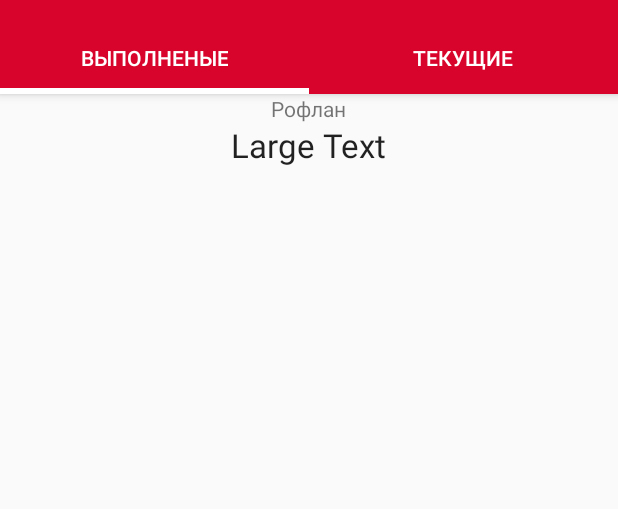
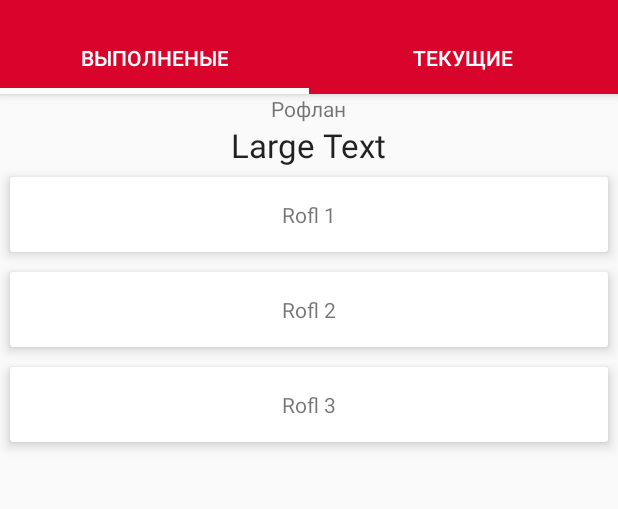
Before and after one commit to DaffPunks/Hackathon, an Android app: the ChallengesFragment screen opened directly, with no data from a screen before it, on a phone screen of 412 x 824 dp, the part 62-571 px from its top. Run offline under Robolectric (Android 15) with nearby library versions, the phone set to English and light mode, and no system bars; our stand-ins replace ButterKnife; libraries missing offline, so code that uses them is left out: com.mikepenz.materialdrawer, com.vk.sdk; 5 statements that could not run were skipped.

```diff
--- a/app/build.gradle
+++ b/app/build.gradle
@@ -28,7 +28,7 @@ dependencies {
     compile 'com.android.support:recyclerview-v7:24.2.1'
     compile 'com.android.support:gridlayout-v7:24.2.1'
     compile 'com.android.support:design:24.2.1'
-    compile('com.mikepenz:materialdrawer:4.6.4@aar') {
+    compile('com.mikepenz:materialdrawer:5.7.0@aar') {
         transitive = true
     }
     compile 'com.jakewharton:butterknife:7.0.1'
--- a/app/src/main/AndroidManifest.xml
+++ b/app/src/main/AndroidManifest.xml
@@ -29,7 +29,6 @@
         <activity
             android:name=".Activity.LoginActivity"
             android:theme="@style/LoginScreen"/>
-        <activity android:name=".Activity.ProfileActivity"/>
     </application>
 
 </manifest>
--- a/app/src/main/java/com/kekaton/hackathon/Adapters/RVAdapter.java
+++ b/app/src/main/java/com/kekaton/hackathon/Adapters/RVAdapter.java
@@ -4,15 +4,17 @@ import android.support.v7.widget.RecyclerView;
 import android.view.LayoutInflater;
 import android.view.View;
 import android.view.ViewGroup;
+import android.widget.TextView;
 
 import com.kekaton.hackathon.R;
 
 import java.util.List;
 
 public class RVAdapter extends RecyclerView.Adapter<RVAdapter.PersonViewHolder> {
-    List<String> list;
+    private List<String> list;
+
     public RVAdapter(List<String> persons){
-        this.list = list;
+        this.list = persons;
     }
 
     @Override
@@ -24,7 +26,7 @@ public class RVAdapter extends RecyclerView.Adapter<RVAdapter.PersonViewHolder>
 
     @Override
     public void onBindViewHolder(PersonViewHolder holder, int position) {
-
+        holder.textView.setText(list.get(position));
     }
 
     @Override
@@ -33,8 +35,10 @@ public class RVAdapter extends RecyclerView.Adapter<RVAdapter.PersonViewHolder>
     }
 
     public static class PersonViewHolder extends RecyclerView.ViewHolder {
+        TextView textView;
         PersonViewHolder(View itemView) {
             super(itemView);
+            textView = (TextView) itemView.findViewById(R.id.textView4);
         }
 
     }
--- a/app/src/main/java/com/kekaton/hackathon/Fragments/ChallengesFragment.java
+++ b/app/src/main/java/com/kekaton/hackathon/Fragments/ChallengesFragment.java
@@ -8,6 +8,7 @@ import android.view.View;
 import android.view.ViewGroup;
 import android.widget.TextView;
 
+import com.kekaton.hackathon.API.VKApiCall;
 import com.kekaton.hackathon.Adapters.RVAdapter;
 import com.kekaton.hackathon.R;
 import com.vk.sdk.api.VKApi;
@@ -60,28 +61,6 @@ public class ChallengesFragment extends BaseFragment {
         View view = inflater.inflate(R.layout.challenges_fragment, container, false);
         ButterKnife.bind(this, view);
 
-        VKRequest request = VKApi.users().get(VKParameters.from(VKApiConst.FIELDS,
-                "id,first_name,last_name,sex,bdate,city,country,photo_50,photo_100," +
-                        "photo_200_orig,photo_200,photo_400_orig,photo_max,photo_max_orig,online," +
-                        "online_mobile,lists,domain,has_mobile,contacts,connections,site,education," +
-                        "universities,schools,can_post,can_see_all_posts,can_see_audio,can_write_private_message," +
-                        "status,last_seen,common_count,relation,relatives,counters"));
-        request.secure = false;
-        request.useSystemLanguage = false;
-
-        Long requestId = request.registerObject();
-
-        VKRequest requested = null;
-
-        requested = VKRequest.getRegisteredRequest(requestId);
-        requested.executeWithListener(mRequestListener);
-
-        //if(isCompleted){
-        //    textView.setText("Тут выполненные");
-        //} else {
-        //    textView.setText("Тут текущие");
-        //}
-
         LinearLayoutManager llm = new LinearLayoutManager(getContext());
         recyclerView.setLayoutManager(llm);
 
@@ -96,39 +75,5 @@ public class ChallengesFragment extends BaseFragment {
         return view;
     }
 
-    VKRequest.VKRequestListener mRequestListener = new VKRequest.VKRequestListener() {
-        @Override
-        public void onComplete(VKResponse response) {
-
-            String first_name = "No";
-            String last_name = "Name";
-            try {
-                JSONObject jsonResponse = response.json.getJSONObject("response");
-                first_name = jsonResponse.getString("first_name");
-                last_name = jsonResponse.getString("last_name");
-
-            } catch (JSONException e) {
-                e.printStackTrace();
-            }
-
-            textView.setText("Welcome " + first_name + " " + last_name);
-
-        }
-
-        @Override
-        public void onError(VKError error) {
-            textView.setText(error.toString());
-        }
-
-        @Override
-        public void onProgress(VKRequest.VKProgressType progressType, long bytesLoaded,
-                               long bytesTotal) {
-            // you can show progress of the request if you want
-        }
-
-        @Override
-        public void attemptFailed(VKRequest request, int attemptNumber, int totalAttempts) {
-        }
-    };
 
 }
--- a/app/src/main/java/com/kekaton/hackathon/MainActivity.java
+++ b/app/src/main/java/com/kekaton/hackathon/MainActivity.java
@@ -1,8 +1,8 @@
 package com.kekaton.hackathon;
 
 import android.app.Activity;
-import android.content.Context;
 import android.content.Intent;
+import android.content.SharedPreferences;
 import android.os.Bundle;
 import android.support.v4.app.FragmentManager;
 import android.support.v4.widget.DrawerLayout;
@@ -13,7 +13,6 @@ import android.view.View;
 import android.widget.Toast;
 
 import com.kekaton.hackathon.Activity.LoginActivity;
-import com.kekaton.hackathon.Activity.ProfileActivity;
 import com.kekaton.hackathon.Fragments.MainFragment;
 import com.kekaton.hackathon.Fragments.ProfileFragment;
 import com.mikepenz.materialdrawer.AccountHeader;
@@ -23,22 +22,24 @@ import com.mikepenz.materialdrawer.DrawerBuilder;
 import com.mikepenz.materialdrawer.model.PrimaryDrawerItem;
 import com.mikepenz.materialdrawer.model.ProfileDrawerItem;
 import com.mikepenz.materialdrawer.model.interfaces.IDrawerItem;
-import com.mikepenz.materialdrawer.model.interfaces.IProfile;
 import com.vk.sdk.VKSdk;
 
 public class MainActivity extends AppCompatActivity {
 
-    private static final int FIRST_ID = 1;
-    private static final int SECOND_ID = 2;
+    private static final int PROFILE_ID = 1;
+    private static final int FEED_ID = 2;
+    private static final int EXIT_ID = 0;
 
     FragmentManager fragmentManager;
     SmoothActionBarDrawerToggle mDrawerToggle;
     DrawerLayout mDrawerLayout;
 
-    AppCompatActivity activity;
-
     private Drawer mDrawer;
     private AccountHeader mHeader;
+
+    private String firstName;
+    private String lastName;
+    private String sex;
 
     public void openDrawer() {
         mDrawer.openDrawer();
@@ -53,8 +54,6 @@ public class MainActivity extends AppCompatActivity {
         super.onCreate(savedInstanceState);
         setContentView(R.layout.activity_main);
 
-        activity = this;
-
         fragmentManager = getSupportFragmentManager();
 
         if (savedInstanceState == null) {
@@ -64,6 +63,7 @@ public class MainActivity extends AppCompatActivity {
                     .commit();
         }
 
+        loadName();
         handleDrawer(savedInstanceState);
     }
 
@@ -74,8 +74,9 @@ public class MainActivity extends AppCompatActivity {
                 .withActivity(activity)
                 .withHeaderBackground(R.drawable.bg)
                 .addProfiles(
-                        new ProfileDrawerItem().withName("Aleksandr Daff")
+                        new ProfileDrawerItem().withName(firstName + " " + lastName)
                 )
+                .withSelectionListEnabled(false)
                 .build();
 
         // Setup drawer
@@ -84,21 +85,21 @@ public class MainActivity extends AppCompatActivity {
                 .withAccountHeader(mHeader)
                 .addDrawerItems(
                         new PrimaryDrawerItem().withName("Профиль")
-                                .withIcon(R.drawable.ic_star_circle_black_24dp).withIconTintingEnabled(true).withIdentifier(FIRST_ID),
+                                .withIcon(R.drawable.ic_star_circle_black_24dp).withIconTintingEnabled(true).withIdentifier(PROFILE_ID),
 
-                        new PrimaryDrawerItem().withName("Бибан")
-                                .withIcon(R.drawable.ic_newspaper_black_24dp).withIconTintingEnabled(true).withIdentifier(SECOND_ID),
+                        new PrimaryDrawerItem().withName("Лента")
+                                .withIcon(R.drawable.ic_newspaper_black_24dp).withIconTintingEnabled(true).withIdentifier(FEED_ID),
 
                         new PrimaryDrawerItem().withName("Выйти")
-                                .withIcon(R.drawable.ic_checkbox_blank_circle_black_24dp).withIconTintingEnabled(true).withIdentifier(3)
+                                .withIcon(R.drawable.ic_checkbox_blank_circle_black_24dp).withIconTintingEnabled(true).withIdentifier(EXIT_ID)
                 )
                 .withOnDrawerItemClickListener(new Drawer.OnDrawerItemClickListener() {
                     @Override
                     public boolean onItemClick(View view, int position, IDrawerItem drawerItem) {
 
-                        switch (drawerItem.getIdentifier()) {
+                        switch ((int)drawerItem.getIdentifier()) {
                             default:
-                            case FIRST_ID:
+                            case PROFILE_ID:
                                 mDrawerToggle.runWhenIdle(new Runnable() {
                                     @Override
                                     public void run() {
@@ -110,7 +111,7 @@ public class MainActivity extends AppCompatActivity {
                                     }
                                 });
                                 break;
-                            case SECOND_ID:
+                            case FEED_ID:
                                 mDrawerToggle.runWhenIdle(new Runnable() {
                                     @Override
                                     public void run() {
@@ -122,12 +123,12 @@ public class MainActivity extends AppCompatActivity {
                                     }
                                 });
                                 break;
-                            case 3:
+                            case EXIT_ID:
                                 mDrawerToggle.runWhenIdle(new Runnable() {
                                     @Override
                                     public void run() {
                                         VKSdk.logout();
-                                        if(!VKSdk.isLoggedIn()) {
+                                        if (!VKSdk.isLoggedIn()) {
                                             startActivity(new Intent(activity, LoginActivity.class));
                                         } else {
                                             Toast.makeText(activity, "Error", Toast.LENGTH_LONG).show();
@@ -146,8 +147,15 @@ public class MainActivity extends AppCompatActivity {
         mDrawerLayout = mDrawer.getDrawerLayout();
         mDrawerToggle = new SmoothActionBarDrawerToggle(this, mDrawerLayout, null, R.string.drawer_open, R.string.drawer_close);
         mDrawerLayout.addDrawerListener(mDrawerToggle);
-        mDrawer.setSelection(SECOND_ID);
+        mDrawer.setSelection(-1);
 
+    }
+
+    private void loadName() {
+        SharedPreferences sPref = getSharedPreferences("mysettings", MODE_PRIVATE);
+        firstName = sPref.getString("first_name", "mo");
+        lastName = sPref.getString("last_name", "noe");
+        sex = sPref.getString("sex", "x");
     }
 
     private class SmoothActionBarDrawerToggle extends ActionBarDrawerToggle {
--- a/app/src/main/java/com/kekaton/hackathon/SplashActivity.java
+++ b/app/src/main/java/com/kekaton/hackathon/SplashActivity.java
@@ -21,5 +21,6 @@ public class SplashActivity extends AppCompatActivity {
         } else {
             startActivity(new Intent(this, LoginActivity.class));
         }
+        finish();
     }
 }
--- a/app/src/main/res/drawable/splash_screen.xml
+++ b/app/src/main/res/drawable/splash_screen.xml
@@ -5,6 +5,7 @@
         />
     <item>
         <bitmap
+            android:scaleType="centerCrop"
             android:gravity="center"
             android:src="@drawable/logo"/>
 
--- a/app/src/main/res/layout/challenge_view.xml
+++ b/app/src/main/res/layout/challenge_view.xml
@@ -5,7 +5,8 @@
     android:layout_width="match_parent" android:layout_height="wrap_content"
     app:cardElevation="5dp"
     app:layout_collapseParallaxMultiplier="1.0"
-    app:cardCornerRadius="5dp">
+    app:cardCornerRadius="2dp"
+    android:layout_margin="10px">
 
     <RelativeLayout
         android:layout_width="match_parent"
```
Also changed, not shown: app/src/main/java/com/kekaton/hackathon/API/VKApiCall.java (added, +26 -0 lines), app/src/main/java/com/kekaton/hackathon/Activity/LoginActivity.java (+42 -2 lines), app/src/main/java/com/kekaton/hackathon/Activity/ProfileActivity.java (deleted, +0 -180 lines), app/src/main/res/layout/fragment_login.xml (deleted, +0 -16 lines), app/src/main/res/layout/fragment_logout.xml (deleted, +0 -21 lines).
